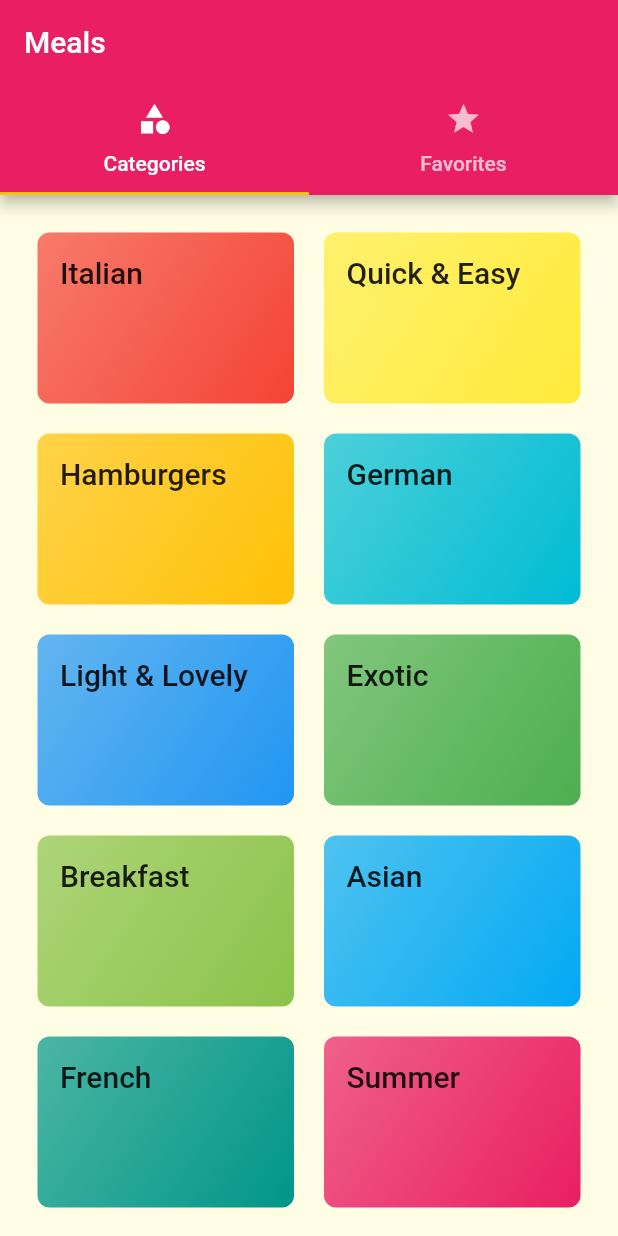
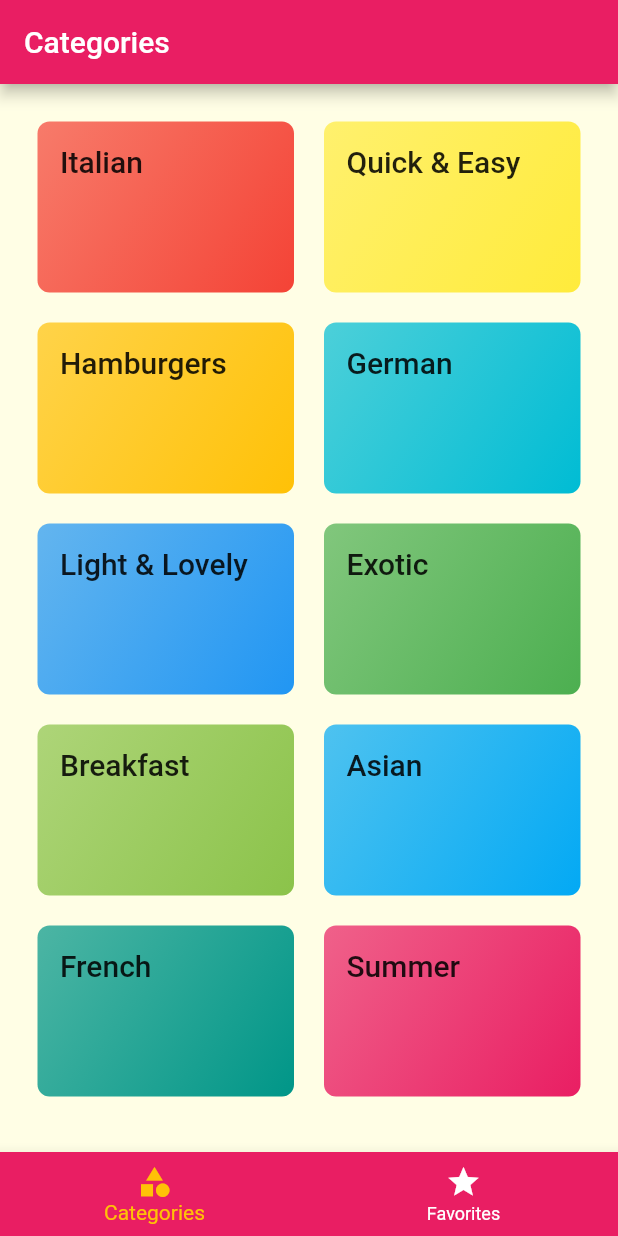
Before and after one commit to cin-derella/flutter_booklist, a Flutter app: the screen it shows after launch, on a phone screen of 412 x 824 dp. Run offline on Flutter 3.47's test engine with Material 2 defaults, Android fonts, the phone set to English and light mode, and no system bars.

```diff
--- a/lib/screens/tabs_screen.dart
+++ b/lib/screens/tabs_screen.dart
@@ -1,5 +1,5 @@
 import 'package:flutter/material.dart';
-import 'package:flutter_booklist/screens/favorites_screen.dart';
+import '../screens/favorites_screen.dart';
 
 import '../screens/categories_screen.dart';
 
@@ -9,33 +9,54 @@ class TabsScreen extends StatefulWidget {
 }
 
 class _TabsScreenState extends State<TabsScreen> {
+  final List<Map<String, Object>> _pages = [
+    {
+      'page': CategoriesScreen(),
+      'title': 'Categories',
+    },
+    {
+      'page': FavoritesScreen(),
+      'title': 'Your Favorites',
+    }
+  ];
+
+  int _selectedPageIndex = 0;
+
+  void _selectPage(int index) {
+    setState(() {
+      _selectedPageIndex = index;
+    });
+  }
+
   @override
   Widget build(BuildContext context) {
-    return DefaultTabController(
-      length: 2,
-      initialIndex: 0,
-      child: Scaffold(
-        appBar: AppBar(
-          title: Text('Meals'),
-          bottom: TabBar(
-            tabs: <Widget>[
-              Tab(
-                icon: Icon(Icons.category),
-                text: 'Categories',
-              ),
-              Tab(
-                icon: Icon(Icons.star),
-                text: 'Favorites',
-              ),
-            ],
+    return Scaffold(
+      appBar: AppBar(
+        title: Text(
+          _pages[_selectedPageIndex]['title'],
+        ),
+      ),
+      body: _pages[_selectedPageIndex]['page'],
+      bottomNavigationBar: BottomNavigationBar(
+        onTap: _selectPage,
+        backgroundColor: Theme.of(context).primaryColor,
+        unselectedItemColor: Colors.white,
+        selectedItemColor: Theme.of(context).accentColor,
+
+        currentIndex: _selectedPageIndex,
+        // type: BottomNavigationBarType.shifting,
+        items: [
+          BottomNavigationBarItem(
+            backgroundColor: Theme.of(context).primaryColor,
+            icon: Icon(Icons.category),
+            title: Text('Categories'),
           ),
-        ),
-        body: TabBarView(
-          children: <Widget>[
-            CategoriesScreen(),
-            FavoritesScreen(),
-          ],
-        ),
+          BottomNavigationBarItem(
+            backgroundColor: Theme.of(context).primaryColor,
+            icon: Icon(Icons.star),
+            title: Text('Favorites'),
+          ),
+        ],
       ),
     );
   }
```
